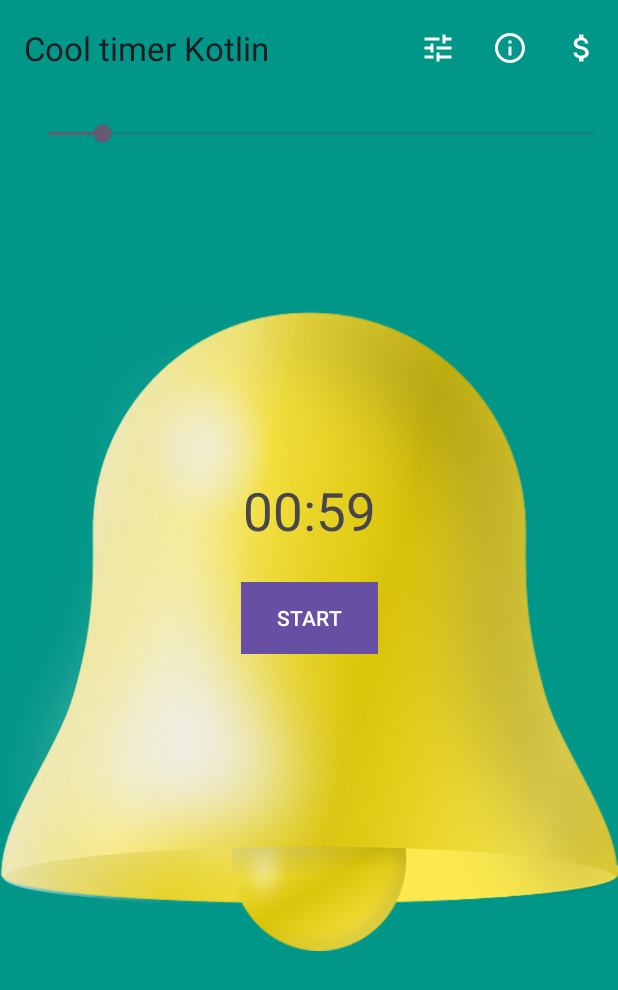
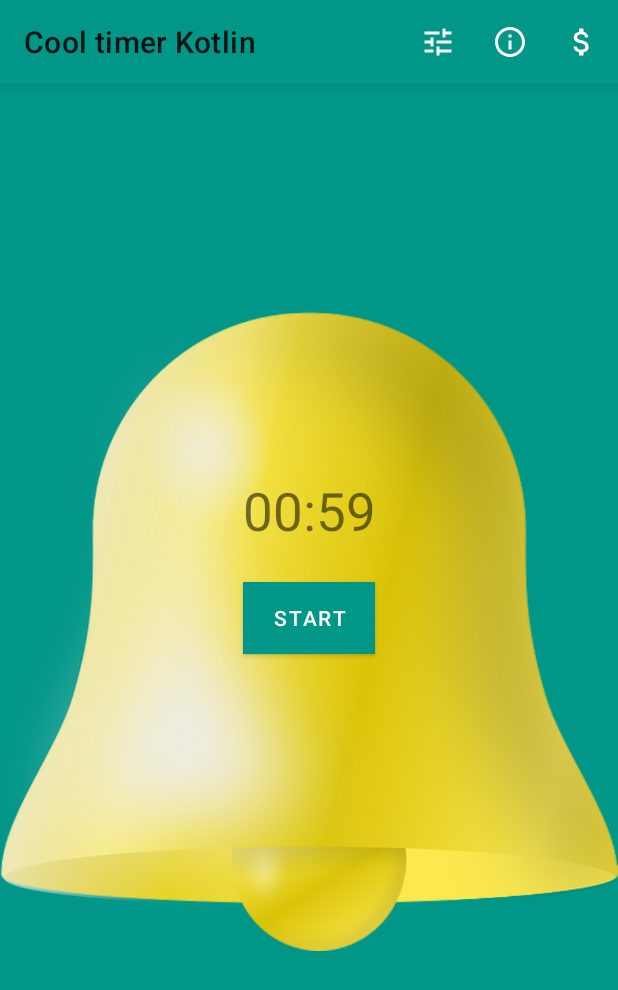
Before and after one commit to VadimKravchenkoDev/Cool-Timer-training, an Android app: the screen it shows after launch (MainActivity), on a phone screen of 412 x 824 dp. Shown: the top 990 px of the screen. Run offline under Robolectric (Android 15) with nearby library versions, the phone set to English and light mode, and no system bars.

Commit message:
add toolbar on theme, 115 lesson is finish

```diff
--- a/app/src/main/java/com/kravchenkovadim/cooltimerkotlin/MainActivity.java
+++ b/app/src/main/java/com/kravchenkovadim/cooltimerkotlin/MainActivity.java
@@ -32,13 +32,6 @@ public class MainActivity extends AppCompatActivity {
         super.onCreate(savedInstanceState);
         EdgeToEdge.enable(this);
         setContentView(R.layout.activity_main);
-        ViewCompat.setOnApplyWindowInsetsListener(findViewById(R.id.main), (v, insets) -> {
-            Insets systemBars = insets.getInsets(WindowInsetsCompat.Type.systemBars());
-            v.setPadding(systemBars.left, systemBars.top, systemBars.right, systemBars.bottom);
-            return insets;
-        });
-        Toolbar toolbar = findViewById(R.id.toolbar);
-        setSupportActionBar(toolbar);
         isTimerOn = false;
         seekBar = findViewById(R.id.seekBar);
         textView = findViewById(R.id.textView);
--- a/app/src/main/res/layout/activity_about.xml
+++ b/app/src/main/res/layout/activity_about.xml
@@ -6,10 +6,4 @@
     android:layout_width="match_parent"
     android:layout_height="match_parent"
     tools:context=".About">
-    <androidx.appcompat.widget.Toolbar
-        android:id="@+id/toolbar"
-        android:layout_width="match_parent"
-        android:layout_height="?attr/actionBarSize"
-        android:background="#009688"
-        app:layout_constraintTop_toTopOf="parent" />
 </androidx.constraintlayout.widget.ConstraintLayout>
--- a/app/src/main/res/layout/activity_main.xml
+++ b/app/src/main/res/layout/activity_main.xml
@@ -24,28 +24,22 @@
         android:layout_width="wrap_content"
         android:layout_height="wrap_content"
         android:background="@color/custom_button_color"
-        android:text="START"
+        android:text="@string/start"
         android:textColor="#FFFFFF"
         app:layout_constraintBottom_toBottomOf="parent"
         app:layout_constraintEnd_toEndOf="parent"
         app:layout_constraintStart_toStartOf="parent"
         app:layout_constraintTop_toTopOf="parent" />
 
-    <androidx.appcompat.widget.Toolbar
-        android:id="@+id/toolbar"
-        android:layout_width="match_parent"
-        android:layout_height="?attr/actionBarSize"
-        android:background="#009688"
-        app:layout_constraintTop_toTopOf="parent" />
 
     <SeekBar
         android:id="@+id/seekBar"
         android:layout_width="match_parent"
         android:layout_height="wrap_content"
         android:layout_marginStart="16dp"
-        android:layout_marginTop="16dp"
+        android:layout_marginTop="32dp"
         app:layout_constraintStart_toStartOf="parent"
-        app:layout_constraintTop_toBottomOf="@+id/toolbar" />
+        app:layout_constraintTop_toTopOf="parent" />
 
     <TextView
         android:id="@+id/textView"
--- a/app/src/main/res/values/strings.xml
+++ b/app/src/main/res/values/strings.xml
@@ -4,4 +4,5 @@
     <string name="about">About</string>
     <string name="purchase">Purchase</string>
     <string name="_00_59">00:59</string>
+    <string name="start">START</string>
 </resources>
--- a/app/src/main/res/values/themes.xml
+++ b/app/src/main/res/values/themes.xml
@@ -1,10 +1,12 @@
 <resources xmlns:tools="http://schemas.android.com/tools">
     <!-- Base application theme. -->
-    <style name="Base.Theme.CoolTimerKotlin" parent="Theme.Material3.DayNight.NoActionBar">
+    <style name="Theme.CoolTimerKotlin" parent="Theme.MaterialComponents.DayNight">
         <!-- Customize your light theme here. -->
         <!-- <item name="colorPrimary">@color/my_light_primary</item> -->
         <item name="preferenceTheme">@style/PreferenceThemeOverlay</item>
+        <item name="colorPrimary">@color/custom_button_color</item>
+        <item name="colorOnPrimary">@color/custom_button_color</item>
     </style>
 
-    <style name="Theme.CoolTimerKotlin" parent="Base.Theme.CoolTimerKotlin" />
+
 </resources>
```
Also changed, not shown: app/src/main/java/com/kravchenkovadim/cooltimerkotlin/About.java (+0 -7 lines), app/src/main/java/com/kravchenkovadim/cooltimerkotlin/Settings.java (+8 -0 lines), app/src/main/res/layout/activity_settings.xml (+6 -5 lines).
